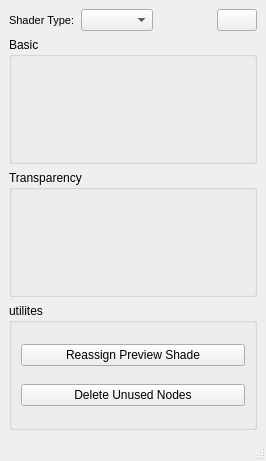
Qt form color_picker.ui (aongvichaya/color_picker_tool) before a commit.
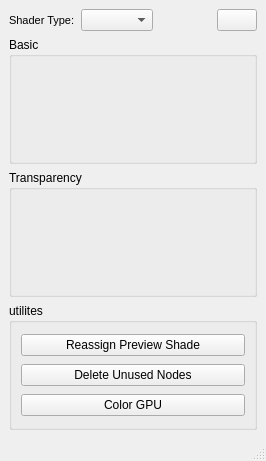
The same form after that commit.

Commit message: Add in ui add color_gpu button

The edit to the form file:
```diff
--- a/color_picker.ui
+++ b/color_picker.ui
@@ -94,6 +94,13 @@
            </property>
           </widget>
          </item>
+         <item>
+          <widget class="QPushButton" name="color_gpu_btn">
+           <property name="text">
+            <string>Color GPU</string>
+           </property>
+          </widget>
+         </item>
         </layout>
        </widget>
       </item>
```
